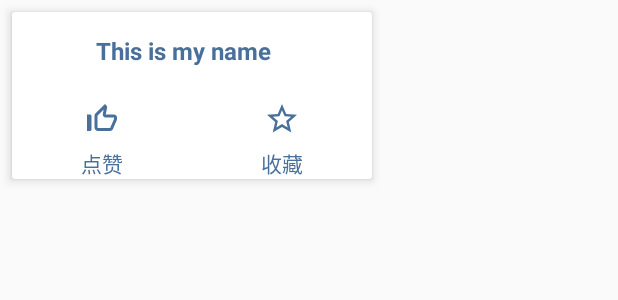
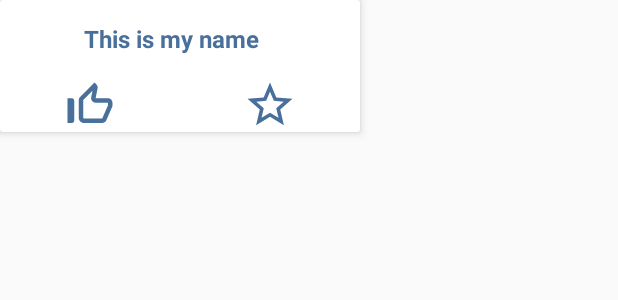
Before and after one commit to StriveCar/AndroidTask, an Android app: the layout sharelist_item.xml on its own in the app's theme, with its tools: preview values and no code run, on a phone screen of 412 x 824 dp. Shown: the top 300 px of the screen. Run offline under Robolectric (Android 15) with nearby library versions, the light colour scheme and no system bars; network calls fail; Roboto replaces fonts that are not available here.

```diff
--- a/app/src/main/java/com/example/androidtask/adapters/ShareListAdapter.java
+++ b/app/src/main/java/com/example/androidtask/adapters/ShareListAdapter.java
@@ -74,7 +74,5 @@ public class ShareListAdapter extends RecyclerView.Adapter<ShareListAdapter.mVie
             sharelist_item_imagelist = itemView.findViewById(R.id.sharelist_item_imagelist);
             iv_userprofile = itemView.findViewById(R.id.iv_userprofile);
         }
-
-
      }
 }
--- a/app/src/main/java/com/example/androidtask/network/service/PhotoService.java
+++ b/app/src/main/java/com/example/androidtask/network/service/PhotoService.java
@@ -19,8 +19,8 @@ public interface PhotoService {
 
     @GET("share")
 //    Observable<BaseResponse<Data<Records>>> getShare(@Query("userId") int userId);
-//    Flowable<BaseResponse<Data<Records>>> getShare(@Query("current") Integer current,@Query("size") Integer size,@Query("userId") String userId);
-    Call<BaseResponse<Data<Records>>> getShare(@Query("current") Integer current, @Query("size") Integer size, @Query("userId") String userId);
+    Flowable<BaseResponse<Data<Records>>> getShare(@Query("current") Integer current,@Query("size") Integer size,@Query("userId") String userId);
+//    Call<BaseResponse<Data<Records>>> getShare(@Query("current") Integer current, @Query("size") Integer size, @Query("userId") String userId);
     @POST("user/register")
     Call<BaseResponse<Object>> userRegister(@Body User user);
 
--- a/app/src/main/res/layout/sharelist_item.xml
+++ b/app/src/main/res/layout/sharelist_item.xml
@@ -4,7 +4,8 @@
     android:layout_width="240dp"
     android:layout_height="wrap_content"
     app:cardElevation="4dp"
-    android:layout_margin="8dp"
+    android:layout_marginRight="8dp"
+    android:layout_marginBottom="8dp"
     xmlns:app="http://schemas.android.com/apk/res-auto">
 
     <LinearLayout
@@ -45,51 +46,20 @@
         <LinearLayout
             android:layout_width="match_parent"
             android:layout_height="wrap_content">
-            <LinearLayout
-                android:layout_width="0dp"
-                android:layout_height="match_parent"
-                android:layout_weight="1"
-                android:orientation="vertical">
                 <ImageView
                     android:layout_width="wrap_content"
-                    android:layout_height="38dp"
+                    android:layout_height="36dp"
                     android:layout_weight="1"
-                    android:scaleType="center"
                     android:src="@drawable/baseline_thumb_up_off_alt_24"
                     android:layout_gravity="center"/>
 
-                <TextView
-                    android:layout_width="wrap_content"
-                    android:layout_height="wrap_content"
-                    android:text="点赞"
-                    android:textSize="14sp"
-                    android:textColor="@color/teal_200"
-                    android:layout_gravity="center"
-                    android:gravity="center"/>
-            </LinearLayout>
-            <LinearLayout
-                android:layout_width="0dp"
-                android:layout_height="match_parent"
-                android:layout_weight="1"
-                android:orientation="vertical">
                 <ImageView
                     android:layout_width="wrap_content"
-                    android:layout_height="38dp"
+                    android:layout_height="36dp"
                     android:layout_weight="1"
-                    android:scaleType="center"
                     android:layout_gravity="center"
                     android:src="@drawable/baseline_star_border_24"/>
+        </LinearLayout>
 
-                <TextView
-                    android:layout_width="wrap_content"
-                    android:layout_height="wrap_content"
-                    android:text="收藏"
-                    android:textSize="14sp"
-                    android:textColor="@color/teal_200"
-                    android:layout_gravity="center"
-                    android:gravity="center"/>
-            </LinearLayout>
-
-        </LinearLayout>
     </LinearLayout>
 </androidx.cardview.widget.CardView>
```
Also changed, not shown: app/src/main/java/com/example/androidtask/fragments/ShareListFragment.java (+40 -26 lines).
